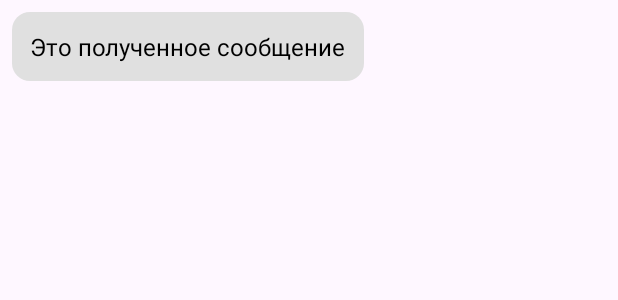
After one commit to Andrey-Khmelevtsov/pigeon, an Android app: the layout item_received_message.xml on its own in the app's theme, with its tools: preview values and no code run, on a phone screen of 412 x 824 dp. The commit adds this screen. Shown: the top 300 px of the screen. Run offline under Robolectric (Android 15) with nearby library versions, the phone set to English and light mode, and no system bars.

Commit message:
Фаза 6: Фаза 3: Отправка и получение сообщений в чате работают

```diff
--- /dev/null
+++ b/app/src/main/res/drawable/received_message_background.xml
@@ -0,0 +1,6 @@
+<?xml version="1.0" encoding="utf-8"?>
+<shape xmlns:android="http://schemas.android.com/apk/res/android"
+    android:shape="rectangle">
+    <solid android:color="#E0E0E0"/>
+    <corners android:radius="12dp"/>
+</shape>
--- /dev/null
+++ b/app/src/main/res/drawable/sent_message_background.xml
@@ -0,0 +1,6 @@
+<?xml version="1.0" encoding="utf-8"?>
+<shape xmlns:android="http://schemas.android.com/apk/res/android"
+    android:shape="rectangle">
+    <solid android:color="#4CAF50"/>
+    <corners android:radius="12dp"/>
+</shape>
--- /dev/null
+++ b/app/src/main/res/layout/item_received_message.xml
@@ -0,0 +1,24 @@
+<?xml version="1.0" encoding="utf-8"?>
+<RelativeLayout xmlns:android="http://schemas.android.com/apk/res/android"
+    android:layout_width="match_parent"
+    android:layout_height="wrap_content"
+    android:padding="8dp">
+
+    <LinearLayout
+        android:layout_width="wrap_content"
+        android:layout_height="wrap_content"
+        android:layout_alignParentStart="true"
+        android:background="@drawable/received_message_background"
+        android:padding="12dp">
+
+        <TextView
+            android:id="@+id/receivedMessageTextView"
+            android:layout_width="wrap_content"
+            android:layout_height="wrap_content"
+            android:text="Это полученное сообщение"
+            android:textColor="@android:color/black"
+            android:textSize="16sp" />
+
+    </LinearLayout>
+
+</RelativeLayout>
```
Also changed, not shown: app/src/main/java/com/andrey/hybridchat/ChatActivity.kt (+101 -7 lines), app/src/main/java/com/andrey/hybridchat/MessageAdapter.kt (added, +72 -0 lines), app/src/main/java/models/Message.kt (added, +8 -0 lines), app/src/main/res/layout/item_sent_message.xml (added, +24 -0 lines).
